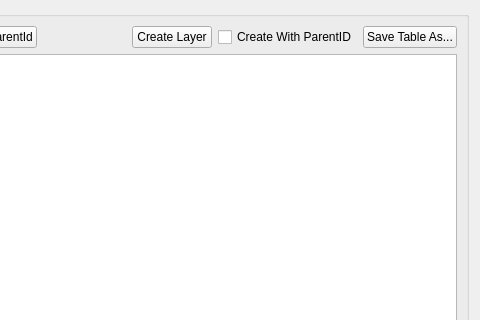
First picture: the form in swedigarch_plugin/intrasis_analysis_browse_class_subclass.ui, repository swedigarch/QGIS-plugin, before the edit; both pictures show x 335 to 815 and y 0 to 320 of the 815 by 709 pixel window.
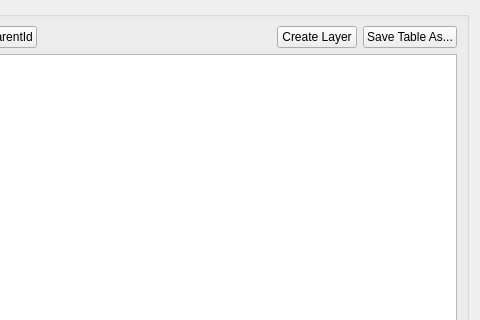
Second picture: the form after the edit. Icons and pictures are not drawn.

The edit to the form file:
```diff
--- a/swedigarch_plugin/intrasis_analysis_browse_class_subclass.ui
+++ b/swedigarch_plugin/intrasis_analysis_browse_class_subclass.ui
@@ -79,13 +79,6 @@
             </property>
            </widget>
           </item>
-          <item>
-           <widget class="QCheckBox" name="checkBoxAddParentId">
-            <property name="text">
-             <string>Create With ParentID</string>
-            </property>
-           </widget>
-          </item>
           <item>
            <widget class="QPushButton" name="pushButton_export_as_chart">
             <property name="text">
```
